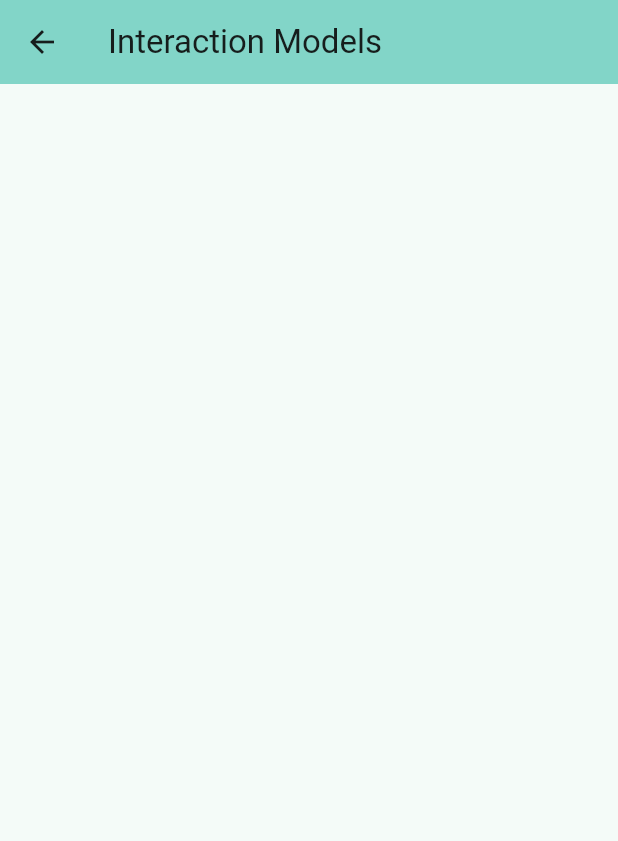
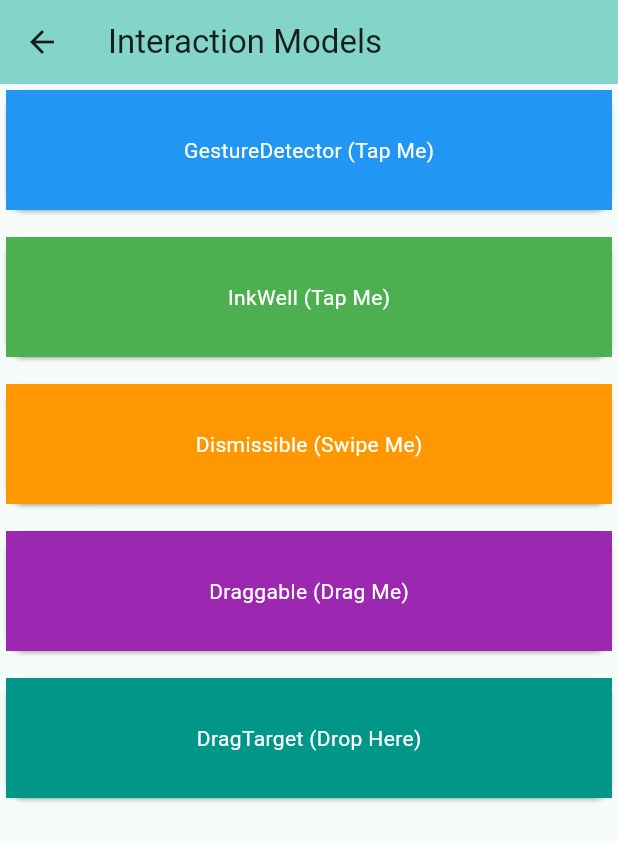
Before and after one commit to MohamedNaif/flutter_widgets_catalog, a Flutter app: the InteractionPage screen opened directly, on a phone screen of 412 x 824 dp. Shown: the top 841 px of the screen. Run offline on Flutter 3.47's test engine with Material 3 defaults, Android fonts, the phone set to English and light mode, and no system bars.

Commit message:
Implement Accessibility and Interaction pages with interactive examples. Updated Input page to include Autocomplete and KeyboardListener features. Removed unused widget lists for a cleaner structure.

```diff
--- a/lib/interaction_model.dart
+++ b/lib/interaction_model.dart
@@ -1,22 +1,8 @@
-
 // Interaction Page
 import 'package:flutter/material.dart';
 
 class InteractionPage extends StatelessWidget {
   const InteractionPage({super.key});
-
-  final List<String> widgets = const [
-    'GestureDetector',
-    'InkWell',
-    'InkResponse',
-    'Navigator',
-    'MaterialPageRoute',
-    'Dismissible',
-    'Draggable',
-    'DragTarget',
-    'LongPressDraggable',
-    'InteractiveViewer',
-  ];
 
   @override
   Widget build(BuildContext context) {
@@ -25,7 +11,135 @@ class InteractionPage extends StatelessWidget {
         title: const Text('Interaction Models'),
         backgroundColor: Theme.of(context).colorScheme.inversePrimary,
       ),
-      body: Column( children: []),
+      body: Column(
+        children: [
+          // GestureDetector Example
+          Card(
+            child: GestureDetector(
+              onTap: () {
+                debugPrint("Box tapped!");
+              },
+              child: Container(
+                height: 80,
+                color: Colors.blue,
+                child: const Center(
+                  child: Text(
+                    "GestureDetector (Tap Me)",
+                    style: TextStyle(color: Colors.white),
+                  ),
+                ),
+              ),
+            ),
+          ),
+
+          const SizedBox(height: 10),
+
+          // InkWell Example
+          Card(
+            child: InkWell(
+              onTap: () {
+                debugPrint("InkWell tapped!");
+              },
+              child: Container(
+                height: 80,
+                color: Colors.green,
+                child: const Center(
+                  child: Text(
+                    "InkWell (Tap Me)",
+                    style: TextStyle(color: Colors.white),
+                  ),
+                ),
+              ),
+            ),
+          ),
+
+          const SizedBox(height: 10),
+
+          // Dismissible Example
+          Card(
+            child: Dismissible(
+              key: const ValueKey("dismissible"),
+              onDismissed: (direction) {
+                debugPrint("Item dismissed!");
+              },
+              background: Container(color: Colors.red),
+              child: Container(
+                height: 80,
+                color: Colors.orange,
+                child: const Center(
+                  child: Text(
+                    "Dismissible (Swipe Me)",
+                    style: TextStyle(color: Colors.white),
+                  ),
+                ),
+              ),
+            ),
+          ),
+
+          const SizedBox(height: 10),
+
+          // Draggable Example
+          Card(
+            child: Draggable<String>(
+              data: "Dragged!",
+              feedback: Material(
+                color: Colors.transparent,
+                child: Container(
+                  width: 120,
+                  height: 80,
+                  color: Colors.purple,
+                  child: const Center(
+                    child: Text(
+                      "Dragging",
+                      style: TextStyle(color: Colors.white),
+                    ),
+                  ),
+                ),
+              ),
+              childWhenDragging: Container(
+                height: 80,
+                color: Colors.grey,
+                child: const Center(child: Text("Original Gone")),
+              ),
+              child: Container(
+                height: 80,
+                color: Colors.purple,
+                child: const Center(
+                  child: Text(
+                    "Draggable (Drag Me)",
+                    style: TextStyle(color: Colors.white),
+                  ),
+                ),
+              ),
+            ),
+          ),
+
+          const SizedBox(height: 10),
+
+          // DragTarget Example
+          Card(
+            child: DragTarget<String>(
+              onAcceptWithDetails: (data) {
+                debugPrint("Received: $data");
+              },
+              builder: (context, candidateData, rejectedData) {
+                return Container(
+                  height: 80,
+                  color: candidateData.isEmpty
+                      ? Colors.teal
+                      : Colors.tealAccent,
+                  child: const Center(
+                    child: Text(
+                      "DragTarget (Drop Here)",
+                      style: TextStyle(color: Colors.white),
+                    ),
+                  ),
+                );
+              },
+            ),
+          ),
+        ],
+      ),
     );
   }
 }
```
Also changed, not shown: lib/accessibility.dart (+25 -12 lines), lib/animation.dart (+29 -29 lines), lib/assets_images.dart (+27 -27 lines), lib/async.dart (+25 -25 lines), lib/basics.dart (+31 -31 lines), lib/input.dart (+48 -16 lines), lib/main.dart (+1 -28 lines).
